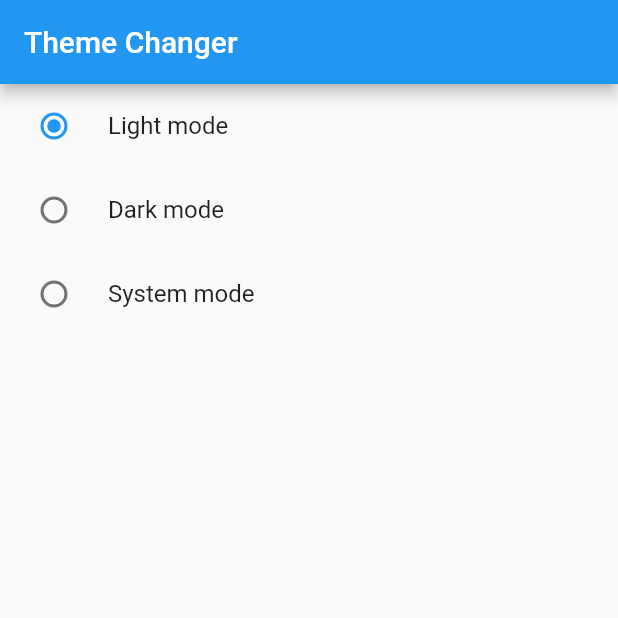
After one commit to SAMIULLAH-KALHORO-DEV/understand_providers, a Flutter app: the screen it shows after launch, after a tap on "Light mode", on a phone screen of 412 x 824 dp, the top half of it. The commit adds this screen. Run offline on Flutter 3.47's test engine with Material 2 defaults, Android fonts, the light colour scheme and no system bars; statements that could not run were skipped.

Commit message:
theme mode changes completed

```diff
--- a/lib/main.dart
+++ b/lib/main.dart
@@ -4,8 +4,10 @@ import 'package:understand_providers/provder/count_provider.dart';
 import 'package:understand_providers/provder/example_one_provider.dart';
 import 'package:understand_providers/provder/favorite_provider.dart';
 import 'package:understand_providers/provder/screens/cout_example.dart';
+import 'package:understand_providers/provder/screens/dark_theme.dart';
 import 'package:understand_providers/provder/screens/example_one.dart';
 import 'package:understand_providers/provder/screens/favorite/favorite_screen.dart';
+import 'package:understand_providers/provder/theme_changer_provider.dart';
 import 'package:understand_providers/statefullwidget.dart';
 import 'package:understand_providers/understand_provider.dart';
 
@@ -19,15 +21,23 @@ class MyApp extends StatelessWidget {
   MyApp({super.key});
   @override
   Widget build(BuildContext context) {
-    return MultiProvider(providers: [
-      ChangeNotifierProvider(create: (_)=> CountProvider()),
-      ChangeNotifierProvider(create: (_)=> ExampleOneProvider()),
-      ChangeNotifierProvider(create: (_)=> FavoriteItemProvider()),
-    ],
-      child: MaterialApp(
-        debugShowCheckedModeBanner: false,
-        home: FavoriteScreen(),
-      ),
-    );
+    return MultiProvider(
+        providers: [
+          ChangeNotifierProvider(create: (_) => CountProvider()),
+          ChangeNotifierProvider(create: (_) => ExampleOneProvider()),
+          ChangeNotifierProvider(create: (_) => FavoriteItemProvider()),
+          ChangeNotifierProvider(create: (_) => ThemeChanger()),
+        ],
+        child: Builder(builder: (BuildContext context) {
+          final themeChanger = Provider.of<ThemeChanger>(context);
+
+          return MaterialApp(
+            themeMode: themeChanger.themeMode,
+            theme: ThemeData(brightness: Brightness.light),
+            darkTheme: ThemeData(brightness: Brightness.dark),
+            debugShowCheckedModeBanner: false,
+            home: DarkThemeScreen(),
+          );
+        }));
   }
 }
--- /dev/null
+++ b/lib/provder/screens/dark_theme.dart
@@ -0,0 +1,37 @@
+import 'package:flutter/material.dart';
+import 'package:provider/provider.dart';
+import 'package:understand_providers/provder/theme_changer_provider.dart';
+
+class DarkThemeScreen extends StatefulWidget {
+  const DarkThemeScreen({super.key});
+
+  @override
+  State<DarkThemeScreen> createState() => _DarkThemeScreenState();
+}
+
+class _DarkThemeScreenState extends State<DarkThemeScreen> {
+  @override
+  Widget build(BuildContext context) {
+    final themeChanger = Provider.of<ThemeChanger>(context);
+    return Scaffold(
+      appBar: AppBar(title: Text("Theme Changer")),
+      body: Column(children: [
+        RadioListTile<ThemeMode>(
+            title: Text("Light mode"),
+            value: ThemeMode.light,
+            groupValue: themeChanger.themeMode,
+            onChanged: themeChanger.setTheme),
+        RadioListTile<ThemeMode>(
+            title: Text("Dark mode"),
+            value: ThemeMode.dark,
+            groupValue: themeChanger.themeMode,
+            onChanged: themeChanger.setTheme),
+        RadioListTile<ThemeMode>(
+            title: Text("System mode"),
+            value: ThemeMode.system,
+            groupValue: themeChanger.themeMode,
+            onChanged: themeChanger.setTheme),
+      ]),
+    );
+  }
+}
--- /dev/null
+++ b/lib/provder/theme_changer_provider.dart
@@ -0,0 +1,12 @@
+import 'package:flutter/foundation.dart';
+import 'package:flutter/material.dart';
+
+class ThemeChanger with ChangeNotifier {
+  var _themeMode = ThemeMode.light;
+  ThemeMode get themeMode => _themeMode;
+
+  void setTheme(themeMode) {
+    _themeMode = themeMode;
+    notifyListeners();
+  }
+}
```
